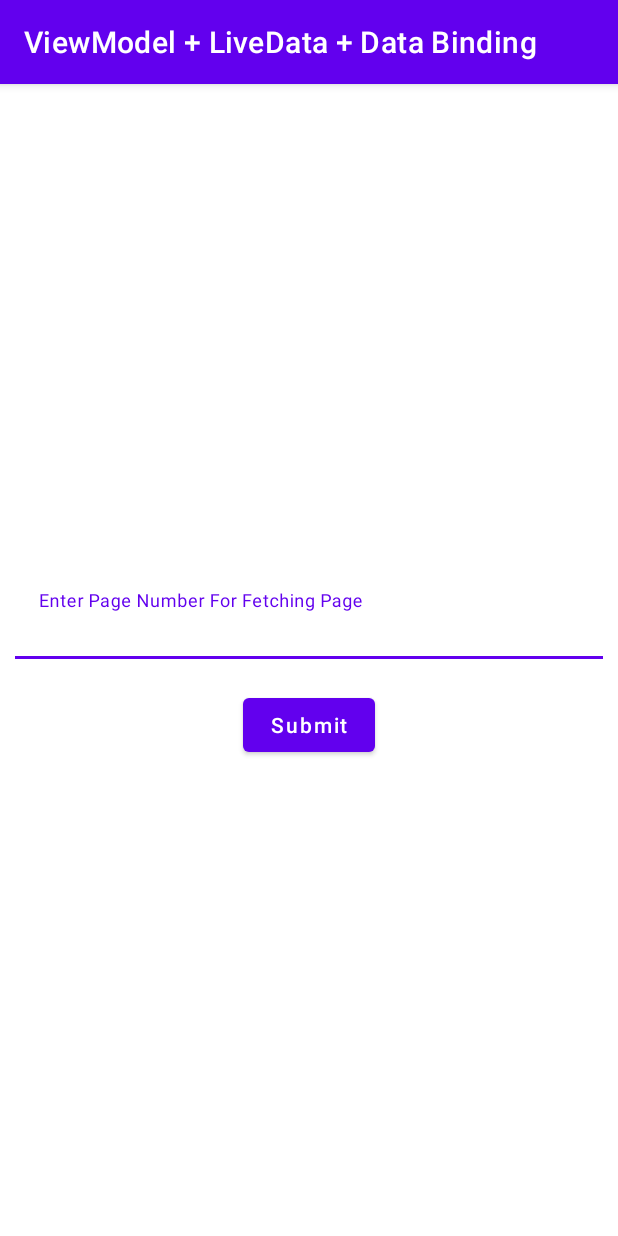
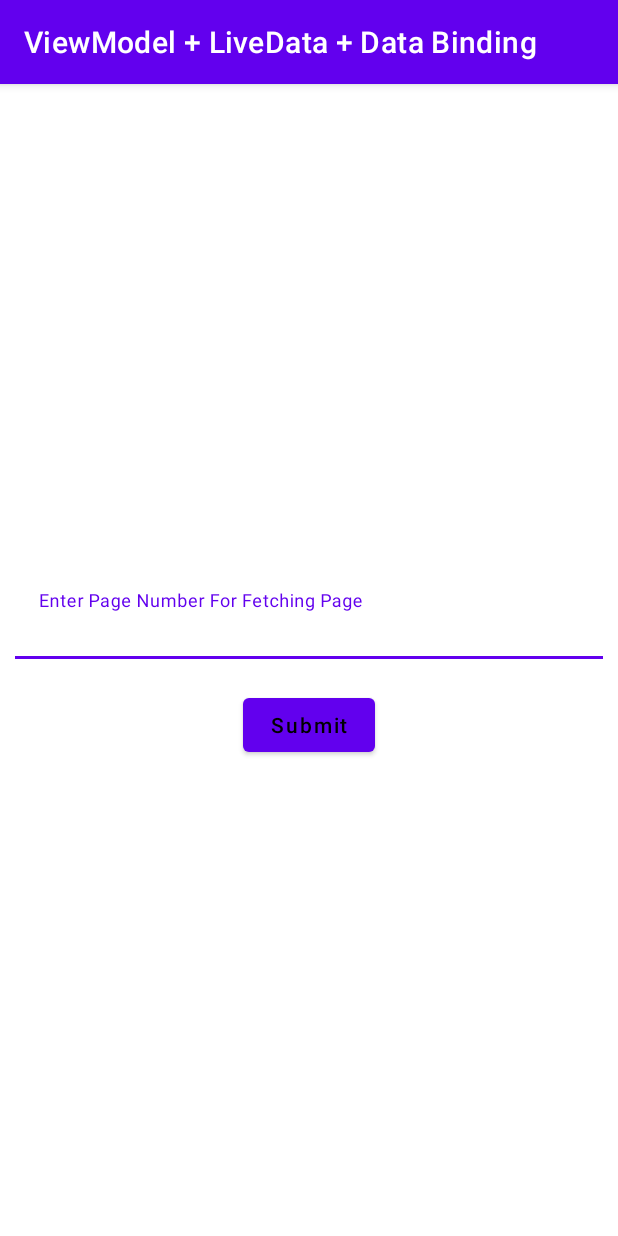
Before and after one commit to vraj7420/Jetpackarchitectureassignemt, an Android app: the PageNumberTackFragment screen opened directly, with no data from a screen before it, on a phone screen of 412 x 824 dp. Run offline under Robolectric (Android 15) with nearby library versions, the phone set to English and light mode, and no system bars; our stand-ins replace data binding; libraries missing offline, so code that uses them is left out: android.text; 1 statement that could not run was skipped.

Commit message:
View Model+DataBinding+LiveData  Changes are done

```diff
--- a/app/src/main/java/com/example/jetpackarchitectureassignemt/Util.kt
+++ b/app/src/main/java/com/example/jetpackarchitectureassignemt/Util.kt
@@ -6,9 +6,9 @@ import android.net.NetworkCapabilities
 import android.os.Build
 import androidx.fragment.app.Fragment
 import androidx.fragment.app.FragmentActivity
-import com.example.jetpackarchitectureassignemt.view.activity.ViewModelLiveDataDataBindingActivity
-
-
+import java.text.DateFormat
+import java.text.SimpleDateFormat
+import java.util.*
 
 
 class Util {
@@ -37,11 +37,18 @@ class Util {
             return networkInfo.isConnected
         }
     }
-    fun setFragment(ctx:Context,fragment:Fragment) {
+    fun setFragment(fragmentId:Int,ctx:Context,fragment:Fragment) {
         val setFragmentManager = (ctx as FragmentActivity).supportFragmentManager
         val fragmentTransaction = setFragmentManager.beginTransaction()
-        fragmentTransaction.replace(ViewModelLiveDataDataBindingActivity.bindingActivity.fragmentContainerView.id, fragment)
-        fragmentTransaction.addToBackStack(null)
+        fragmentTransaction.replace(fragmentId, fragment)
+        if (setFragmentManager.fragments.isNotEmpty()) fragmentTransaction.addToBackStack(null)
         fragmentTransaction.commit()
     }
+
+    fun dateConverter(date:String):String{
+        val originalFormat: DateFormat = SimpleDateFormat(dateOldFormat, Locale.ENGLISH)
+        val targetFormat: DateFormat = SimpleDateFormat(dataFormat, Locale.US)
+        val origFormatDate = originalFormat.parse(date)
+        return targetFormat.format(origFormatDate ?: "")
+    }
 }
--- a/app/src/main/java/com/example/jetpackarchitectureassignemt/view/activity/ViewModelLiveDataDataBindingActivity.kt
+++ b/app/src/main/java/com/example/jetpackarchitectureassignemt/view/activity/ViewModelLiveDataDataBindingActivity.kt
@@ -7,6 +7,7 @@ import com.example.jetpackarchitectureassignemt.R
 import com.example.jetpackarchitectureassignemt.Util
 import com.example.jetpackarchitectureassignemt.databinding.ActivityViewModelLiveDataDataBindingBinding
 import com.example.jetpackarchitectureassignemt.view.fragment.PageNumberTackFragment
+import kotlinx.android.synthetic.main.activity_view_model_live_data_data_binding.*
 
 class ViewModelLiveDataDataBindingActivity : AppCompatActivity() {
     companion object {
@@ -17,7 +18,7 @@ class ViewModelLiveDataDataBindingActivity : AppCompatActivity() {
         super.onCreate(savedInstanceState)
         bindingActivity = DataBindingUtil.setContentView(this, R.layout.activity_view_model_live_data_data_binding)
         init()
-        Util().setFragment(this,PageNumberTackFragment())
+        Util().setFragment(fragment_container_view.id,this,PageNumberTackFragment())
     }
 
      private fun init(){
--- a/app/src/main/java/com/example/jetpackarchitectureassignemt/view/fragment/PageNumberTackFragment.kt
+++ b/app/src/main/java/com/example/jetpackarchitectureassignemt/view/fragment/PageNumberTackFragment.kt
@@ -11,6 +11,7 @@ import com.example.jetpackarchitectureassignemt.R
 import com.example.jetpackarchitectureassignemt.Util
 import com.example.jetpackarchitectureassignemt.databinding.FragmentPageNumberTackBinding
 import com.example.jetpackarchitectureassignemt.viewmodel.ViewModelLiveDataBindingViewModel
+import kotlinx.android.synthetic.main.activity_view_model_live_data_data_binding.*
 import kotlinx.android.synthetic.main.fragment_page_number_tack.*
 
 class PageNumberTackFragment : Fragment() {
@@ -38,7 +39,7 @@ class PageNumberTackFragment : Fragment() {
 
     private fun setListener() {
          btnSubmit.setOnClickListener {
-             Util().setFragment(requireContext(),PageDataShowFragment())
+             Util().setFragment(requireActivity().fragment_container_view.id,requireContext(),PageDataShowFragment())
          }
     }
 }
--- a/app/src/main/java/com/example/jetpackarchitectureassignemt/viewmodel/ViewModelLiveDataBindingViewModel.kt
+++ b/app/src/main/java/com/example/jetpackarchitectureassignemt/viewmodel/ViewModelLiveDataBindingViewModel.kt
@@ -1,7 +1,6 @@
 package com.example.jetpackarchitectureassignemt.viewmodel
 
 import android.content.Context
-import android.view.View
 import androidx.lifecycle.*
 import com.example.jetpackarchitectureassignemt.R
 import com.example.jetpackarchitectureassignemt.Util
@@ -16,8 +15,8 @@ import retrofit2.Callback
 import retrofit2.Response
 
 class ViewModelLiveDataBindingViewModel : ViewModel(), LifecycleOwner {
-    val pageNumber = MutableLiveData<String>(null)
-    var apiFailure = MutableLiveData<String>()
+    val pageNumber = MutableLiveData<String>()
+    var apiFailure = MutableLiveData("")
     private lateinit var pageInfoAdapter: PageInfoAdapter
     var bindingPageNumberTack: FragmentPageNumberTackBinding? = null
     var bindingPageDataShow: FragmentPageDataShowBinding? = null
@@ -26,11 +25,11 @@ class ViewModelLiveDataBindingViewModel : ViewModel(), LifecycleOwner {
         get() = pageNumber
 
     fun getPageData(ctx:Context) {
+        apiFailure.value=""
         if(!Util().checkForInternet(ctx)){
             apiFailure.value=ctx.getString(R.string.no_Internet)
             return
         }
-        bindingPageDataShow?.pbWaiting?.visibility=View.VISIBLE
         BaseService().getBaseApi().getData(Util.tagApi, pageNumber.value.toString())
             .enqueue(object : Callback<PageList?> {
                 override fun onResponse(call: Call<PageList?>, response: Response<PageList?>) {
@@ -40,18 +39,13 @@ class ViewModelLiveDataBindingViewModel : ViewModel(), LifecycleOwner {
                         apiFailure.value=ctx.getString(R.string.no_data)
                     } else {
                         pageDataList.value = pageBody?.pageList
-                        setAdapter()
                     }
                 }
                 override fun onFailure(call: Call<PageList?>, t: Throwable) {
                     apiFailure.value = t.message
                 }
             })
-    }private fun setAdapter() {
-        pageInfoAdapter = PageInfoAdapter(pageDataList.value)
-        bindingPageDataShow?.rvPageData?.adapter = pageInfoAdapter
     }
-
     /**
      * Returns the Lifecycle of the provider.
      *
--- a/app/src/main/res/layout/fragment_page_data_show.xml
+++ b/app/src/main/res/layout/fragment_page_data_show.xml
@@ -4,17 +4,17 @@
     xmlns:tools="http://schemas.android.com/tools">
 
     <data>
-
+        <import type="android.text.TextUtils"/>
         <variable
             name="pageDataShow"
             type="com.example.jetpackarchitectureassignemt.viewmodel.ViewModelLiveDataBindingViewModel" />
-
         <import type="android.view.View" />
     </data>
 
     <androidx.constraintlayout.widget.ConstraintLayout
         android:layout_width="match_parent"
         android:layout_height="match_parent"
+        android:background="#489BDD"
         android:id="@+id/rootPageDataShow"
         tools:context=".view.fragment.PageDataShowFragment">
 
@@ -36,7 +36,7 @@
             android:text="@{pageDataShow.apiFailure}"
             android:textColor="@color/black"
             android:textStyle="bold"
-            android:visibility="@{pageDataShow.apiFailure!= null ? View.VISIBLE: View.GONE}"
+            android:visibility="@{(pageDataShow.apiFailure!=null) ? View.VISIBLE: View.GONE}"
             app:layout_constraintBottom_toBottomOf="parent"
             app:layout_constraintEnd_toEndOf="parent"
             app:layout_constraintStart_toStartOf="parent"
--- a/app/src/main/res/layout/fragment_page_number_tack.xml
+++ b/app/src/main/res/layout/fragment_page_number_tack.xml
@@ -4,6 +4,7 @@
     xmlns:app="http://schemas.android.com/apk/res-auto">
     <data>
         <import type="com.example.jetpackarchitectureassignemt.R"/>
+        <import type="android.text.TextUtils"/>
         <variable
             name="pageNumberTackViewModel"
             type="com.example.jetpackarchitectureassignemt.viewmodel.ViewModelLiveDataBindingViewModel" />
@@ -37,7 +38,7 @@
                 android:hint="@string/enter_page_number_for_fetching_page" />
         </com.google.android.material.textfield.TextInputLayout>
 
-        <Button
+        <com.google.android.material.button.MaterialButton
             android:id="@+id/btnSubmit"
             android:layout_width="wrap_content"
             android:layout_height="wrap_content"
@@ -45,9 +46,9 @@
             android:gravity="center"
             android:text="@string/submit"
             android:textAllCaps="false"
-            android:textColor="@{String.valueOf(pageNumberTackViewModel.pageNumberLiveData).empty?R.color.black:R.color.white}"
-            android:clickable="@{String.valueOf(pageNumberTackViewModel.pageNumberLiveData).empty?false:true}"
-            android:background="@{String.valueOf(pageNumberTackViewModel.pageNumberLiveData).empty?R.color.gray_C1BFBF:R.color.purple_700}"
+            android:textColor="@{TextUtils.isEmpty(pageNumberTackViewModel.pageNumberLiveData) ? @color/black : @color/white}"
+            android:clickable="@{TextUtils.isEmpty(pageNumberTackViewModel.pageNumberLiveData) ? false : true}"
+            android:backgroundTint="@{TextUtils.isEmpty(pageNumberTackViewModel.pageNumberLiveData)  ? @color/gray_C1BFBF : @color/purple_700}"
             app:layout_constraintBottom_toBottomOf="parent"
             app:layout_constraintEnd_toEndOf="parent"
             app:layout_constraintStart_toStartOf="parent"
--- a/app/src/main/res/layout/item_page.xml
+++ b/app/src/main/res/layout/item_page.xml
@@ -18,7 +18,6 @@
             android:layout_width="0dp"
             android:layout_height="wrap_content"
             android:layout_marginStart="10dp"
-            app:cardBackgroundColor="#3F8BC6"
             android:id="@+id/cvBackgroundPageData"
             android:layout_marginTop="10dp"
             android:layout_marginEnd="10dp"
```
Also changed, not shown: app/src/main/java/com/example/jetpackarchitectureassignemt/adapter/PageInfoAdapter.kt (+22 -27 lines), app/src/main/java/com/example/jetpackarchitectureassignemt/view/fragment/PageDataShowFragment.kt (+22 -4 lines).
